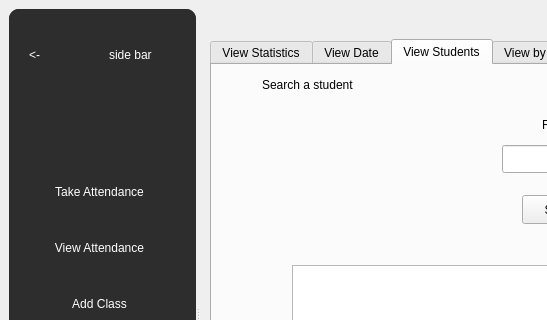
Shikhrrr/AttendanceManager, file mainwindow.ui: the form before one commit; both pictures show x 0 to 547 and y 0 to 320 of the 995 by 632 pixel window.
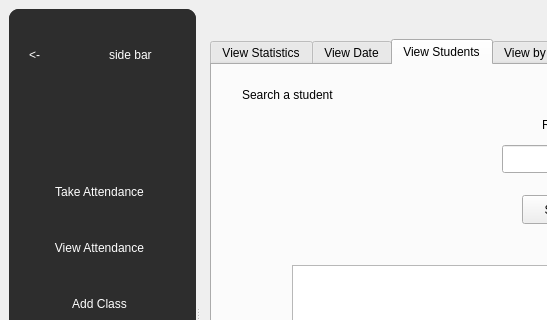
The form after the commit. The open tabs and pages were chosen to show the change.

Patch:
```diff
--- a/mainwindow.ui
+++ b/mainwindow.ui
@@ -789,8 +789,8 @@
              <widget class="QLabel" name="label_27">
               <property name="geometry">
                <rect>
-                <x>50</x>
-                <y>10</y>
+                <x>30</x>
+                <y>20</y>
                 <width>111</width>
                 <height>20</height>
                </rect>
```
Left out of the diff: 2 changed lines with no effect on the pictures.
